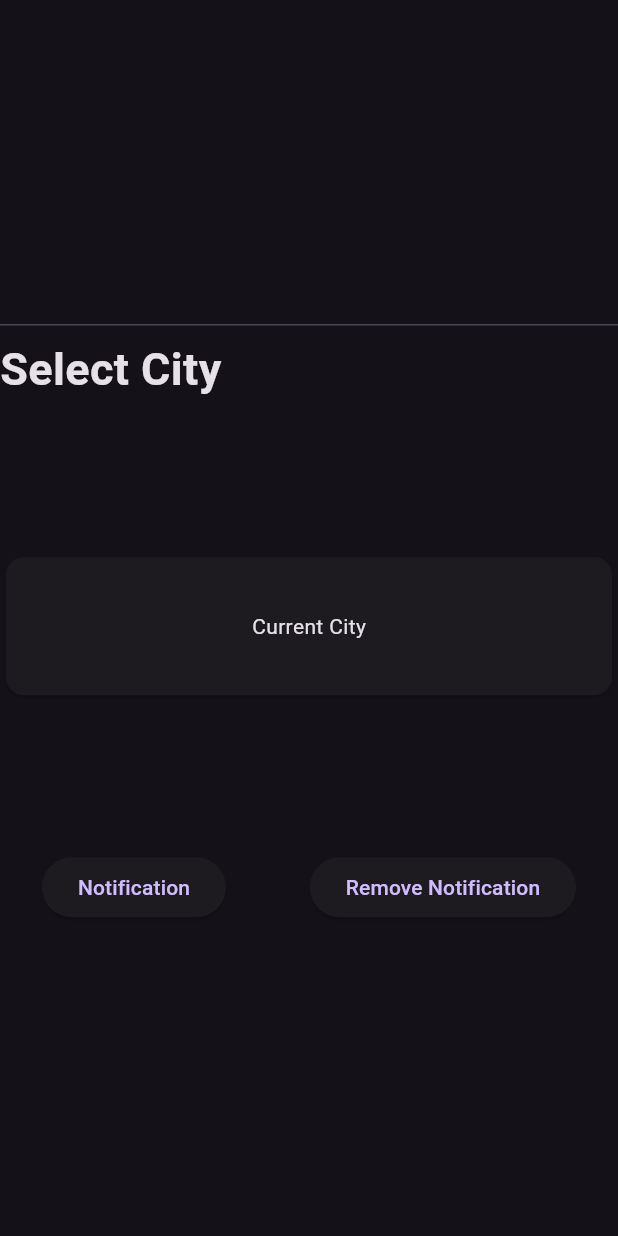
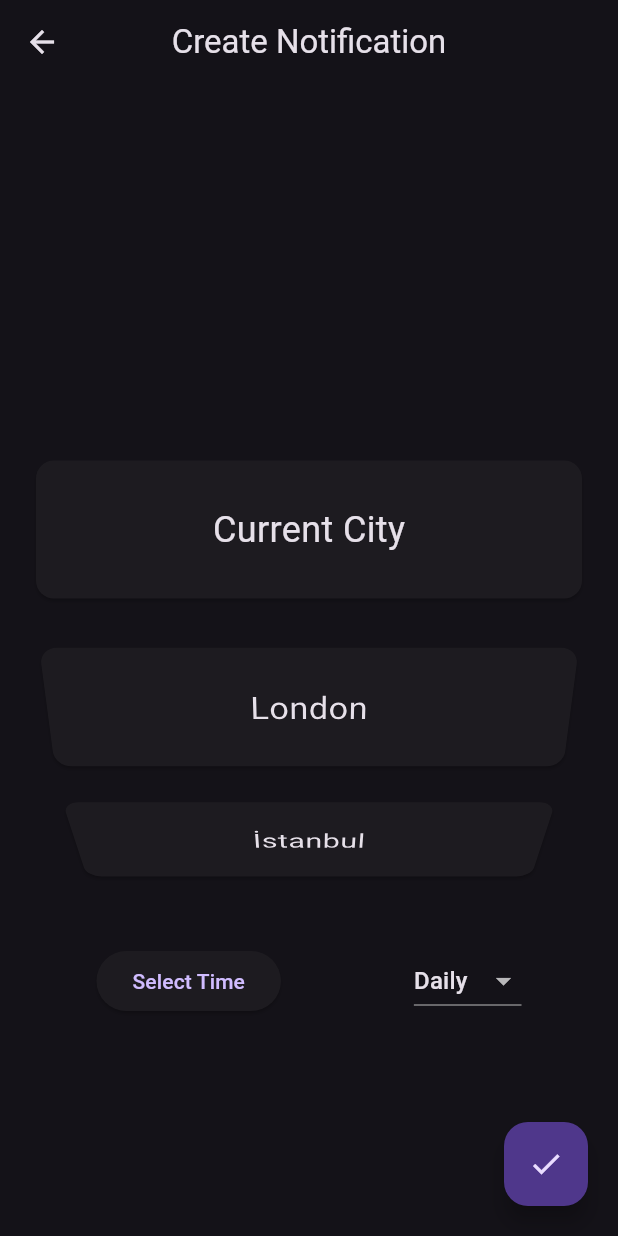
Before and after one commit to Keremovsky/flutter_weather_app, a Flutter app: the CreateNotificationScreen screen opened by its route, on a phone screen of 412 x 824 dp. Run offline on Flutter 3.47's test engine with Material 2 defaults, Android fonts, the phone set to English and light mode, and no system bars; our stand-ins replace either_dart, flutter_local_notifications, flutter_riverpod, geolocator, internet_connection_checker, riverpod and 1 more; missing offline and left inert: android_alarm_manager_plus; accounts and stored records are empty.

Commit message:
create notification screen ui designed

```diff
--- a/lib/core/constants/constants.dart
+++ b/lib/core/constants/constants.dart
@@ -39,30 +39,36 @@ class Constants {
     "Clouds": Icons.cloud,
   };
 
+  // notification schedule time drop down items
+  static const notScheduleDropDownItems = [
+    DropdownMenuItem(value: "day", child: Text("Daily")),
+    DropdownMenuItem(value: "hour", child: Text("Hourly")),
+  ];
+
   // temperature drop down items
-  static final tempDropDownItems = [
-    const DropdownMenuItem(value: "C", child: Text("C")),
-    const DropdownMenuItem(value: "K", child: Text("K")),
+  static const tempDropDownItems = [
+    DropdownMenuItem(value: "C", child: Text("C")),
+    DropdownMenuItem(value: "K", child: Text("K")),
   ];
 
   // pressure drop down items
-  static final pressureDropDownItems = [
-    const DropdownMenuItem(value: "hPa", child: Text("hPa")),
-    const DropdownMenuItem(value: "bar", child: Text("bar")),
-    const DropdownMenuItem(value: "mmHg", child: Text("mmHg")),
+  static const pressureDropDownItems = [
+    DropdownMenuItem(value: "hPa", child: Text("hPa")),
+    DropdownMenuItem(value: "bar", child: Text("bar")),
+    DropdownMenuItem(value: "mmHg", child: Text("mmHg")),
   ];
 
   // wind speed drop down items
-  static final windDropDownItems = [
-    const DropdownMenuItem(value: "m/s", child: Text("m/s")),
-    const DropdownMenuItem(value: "km/h", child: Text("km/h")),
-    const DropdownMenuItem(value: "mph", child: Text("mph")),
-    const DropdownMenuItem(value: "knots", child: Text("knots")),
+  static const windDropDownItems = [
+    DropdownMenuItem(value: "m/s", child: Text("m/s")),
+    DropdownMenuItem(value: "km/h", child: Text("km/h")),
+    DropdownMenuItem(value: "mph", child: Text("mph")),
+    DropdownMenuItem(value: "knots", child: Text("knots")),
   ];
 
   // time format drop down items
-  static final timeDropDownItems = [
-    const DropdownMenuItem(value: "12", child: Text("12")),
-    const DropdownMenuItem(value: "24", child: Text("24")),
+  static const timeDropDownItems = [
+    DropdownMenuItem(value: "12", child: Text("12")),
+    DropdownMenuItem(value: "24", child: Text("24")),
   ];
 }
--- a/lib/features/notification/controller/notification_controller.dart
+++ b/lib/features/notification/controller/notification_controller.dart
@@ -1,4 +1,3 @@
-import 'package:flutter/foundation.dart';
 import 'package:flutter/material.dart';
 import 'package:flutter_riverpod/flutter_riverpod.dart';
 import 'package:flutter_weather_app/features/notification/repository/notification_repository.dart';
@@ -19,8 +18,6 @@ class NotificationController extends StateNotifier {
       BuildContext context, String cityName, Duration repeat, int hour) async {
     final result = await _notificationRepository.setScheduleNotification(
         cityName, repeat, hour);
-
-    debugPrint(result);
 
     if (result == "success") {
       if (mounted) {
--- a/lib/features/notification/repository/notification_repository.dart
+++ b/lib/features/notification/repository/notification_repository.dart
@@ -98,7 +98,6 @@ void _backgroundTask(int alarmId, Map<String, dynamic> argument) async {
   if (connection) {
     // if city is current city
     if (cityName == "Current City") {
-      // if it is not get city name with ip
       final result = await http.get(Uri.parse("http://ip-api.com/json"));
       final data = jsonDecode(result.body);
 
@@ -117,6 +116,7 @@ void _backgroundTask(int alarmId, Map<String, dynamic> argument) async {
       return;
     }
 
+    // get together data for city weather
     final dataList = data["list"];
 
     final country = data["city"]["country"];
@@ -154,6 +154,7 @@ void _backgroundTask(int alarmId, Map<String, dynamic> argument) async {
       android: androidNotificationDetails,
     );
 
+    // send notification
     await FlutterLocalNotificationsPlugin().show(
       alarmId,
       cityName,
--- a/lib/features/notification/screens/create_notification_screen.dart
+++ b/lib/features/notification/screens/create_notification_screen.dart
@@ -1,6 +1,7 @@
+import 'package:flutter/cupertino.dart';
 import 'package:flutter/material.dart';
 import 'package:flutter_riverpod/flutter_riverpod.dart';
-import 'package:flutter_weather_app/core/state_notifiers/saved_cities_notifier.dart';
+import 'package:flutter_weather_app/core/constants/constants.dart';
 import 'package:flutter_weather_app/features/notification/controller/notification_controller.dart';
 
 class CreateNotificationScreen extends ConsumerStatefulWidget {
@@ -17,15 +18,21 @@ class _NotificationsScreenState
     extends ConsumerState<CreateNotificationScreen> {
   late FixedExtentScrollController controller;
   List<String> notCities = ["Current City"];
-  late List<String> savedCities;
+  List<String> allCities = [];
+  late String selectedSchedule;
+  TimeOfDay? selectedTime;
 
   @override
   void initState() {
     super.initState();
     controller = FixedExtentScrollController();
 
-    savedCities = ref.read(savedCitiesNotifierProvider);
-    notCities.addAll(savedCities);
+    for (final city in Constants.cities) {
+      allCities.add(city[0]);
+    }
+    notCities.addAll(allCities);
+
+    selectedSchedule = "day";
   }
 
   @override
@@ -37,38 +44,38 @@ class _NotificationsScreenState
   @override
   Widget build(BuildContext context) {
     return Scaffold(
-      body: Column(
+      appBar: AppBar(
+        title: const Text("Create Notification"),
+        centerTitle: true,
+      ),
+      body: SafeArea(
+        child: Padding(
+          padding: const EdgeInsets.all(20.0),
+          child: Column(
             mainAxisAlignment: MainAxisAlignment.center,
             children: [
-          const Divider(),
-          const Row(
-            mainAxisAlignment: MainAxisAlignment.start,
+              Expanded(
+                child: ListWheelScrollView.useDelegate(
+                  controller: controller,
+                  itemExtent: 120,
+                  physics: const FixedExtentScrollPhysics(),
+                  childDelegate: ListWheelChildBuilderDelegate(
+                    childCount: notCities.length,
+                    builder: (context, index) {
+                      return Padding(
+                        padding: const EdgeInsets.symmetric(vertical: 10),
+                        child: Card(
+                          child: Row(
+                            mainAxisAlignment: MainAxisAlignment.center,
                             children: [
                               Text(
-                "Select City",
-                style: TextStyle(
-                  fontSize: 30,
-                  fontWeight: FontWeight.bold,
+                                notCities[index],
+                                style: const TextStyle(
+                                  fontSize: 24,
                                 ),
                               ),
                             ],
                           ),
-          SizedBox(
-            height: 300,
-            child: ListWheelScrollView.useDelegate(
-              controller: controller,
-              itemExtent: 100,
-              physics: const FixedExtentScrollPhysics(),
-              diameterRatio: 0.9,
-              childDelegate: ListWheelChildBuilderDelegate(
-                childCount: notCities.length,
-                builder: (context, index) {
-                  return Card(
-                    child: Row(
-                      mainAxisAlignment: MainAxisAlignment.center,
-                      children: [
-                        Text(notCities[index]),
-                      ],
                         ),
                       );
                     },
@@ -78,10 +85,47 @@ class _NotificationsScreenState
               Row(
                 mainAxisAlignment: MainAxisAlignment.spaceAround,
                 children: [
-              ElevatedButton(
+                  AnimatedContainer(
+                    duration: const Duration(milliseconds: 200),
+                    height: selectedSchedule == "day" ? 40 : 0,
+                    child: ElevatedButton(
+                      onPressed: () async {
+                        selectedTime = await showTimePicker(
+                              context: context,
+                              initialTime: selectedTime ?? TimeOfDay.now(),
+                              initialEntryMode: TimePickerEntryMode.dialOnly,
+                            ) ??
+                            TimeOfDay.now();
+                      },
+                      child: const Text("Select Time"),
+                    ),
+                  ),
+                  DropdownButton(
+                    value: selectedSchedule,
+                    items: Constants.notScheduleDropDownItems,
+                    onChanged: (value) {
+                      setState(() {
+                        selectedSchedule = value!;
+                      });
+                    },
+                  ),
+                ],
+              ),
+              const SizedBox(height: 70),
+              Row(
+                mainAxisAlignment: MainAxisAlignment.end,
+                children: [
+                  FloatingActionButton(
                     onPressed: () {
+                      if (selectedTime == null) {
+                        const snackBar = SnackBar(
+                          content: Text("First select a time."),
+                        );
+                        ScaffoldMessenger.of(context).showSnackBar(snackBar);
+                        return;
+                      }
+
                       final selectedCity = notCities[controller.selectedItem];
-
                       ref
                           .read(notificationControllerProvider.notifier)
                           .setScheduleNotification(
@@ -91,20 +135,14 @@ class _NotificationsScreenState
                             10,
                           );
                     },
-                child: const Text("Notification"),
-              ),
-              ElevatedButton(
-                onPressed: () {
-                  ref
-                      .read(notificationControllerProvider.notifier)
-                      .removeScheduleNotification(context, 0);
-                },
-                child: const Text("Remove Notification"),
+                    child: const Icon(Icons.check),
                   ),
                 ],
               ),
             ],
           ),
+        ),
+      ),
     );
   }
 }
```
Lines whose indentation alone changed are shown as unchanged.
